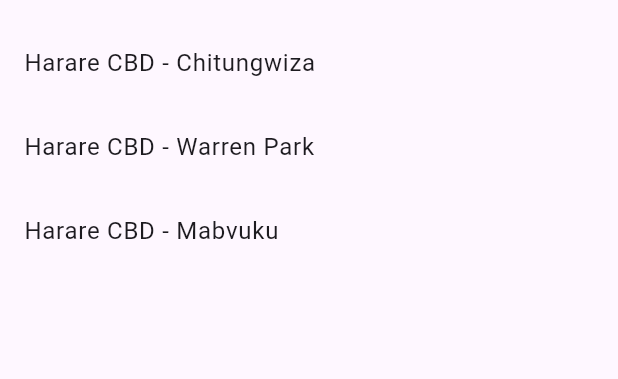
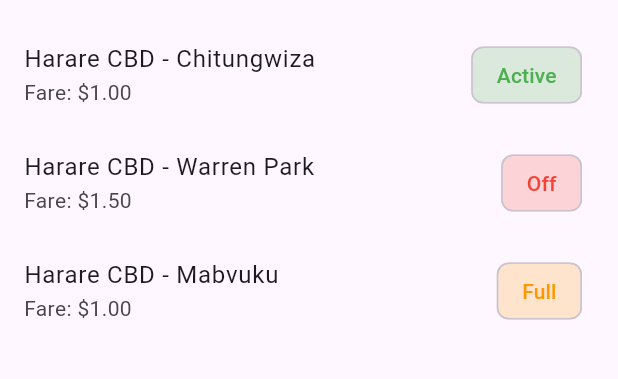
Before and after one commit to tinaishe-dr/Smart-TransitZW, a Flutter app: the screen it shows after launch, on a phone screen of 412 x 824 dp, the part 63-442 px from its top. Run offline on Flutter 3.47's test engine with Material 3 defaults, Android fonts, the phone set to English and light mode, and no system bars.

Commit message:
added sample routes, with a fare and status

```diff
--- a/lib/main.dart
+++ b/lib/main.dart
@@ -1,4 +1,5 @@
 import 'package:flutter/material.dart';
+import 'models/route_model.dart';
 
 void main() {
   runApp(const MyApp());
@@ -28,23 +29,68 @@ class RouteListScreen extends StatefulWidget {
 
 class _RouteListScreenState extends State<RouteListScreen> {
   // Step 1: fake data, just to see something on screen.
-  final List<String> routes = [
-    'Harare CBD - Chitungwiza',
-    'Harare CBD - Warren Park',
-    'Harare CBD - Mabvuku',
+  final List<TransitRoute> routes = [
+    TransitRoute(
+      name: 'Harare CBD - Chitungwiza',
+      fare: 1.00,
+      status: RouteStatus.active,
+    ),
+    TransitRoute(
+      name: 'Harare CBD - Warren Park',
+      fare: 1.50,
+      status: RouteStatus.off,
+    ),
+    TransitRoute(
+      name: 'Harare CBD - Mabvuku',
+      fare: 1.00,
+      status: RouteStatus.full,
+    ),
   ];
 
   @override
   Widget build(BuildContext context) {
     return Scaffold(
-      appBar: AppBar(
-        title: const Text('RouteWatch'),
-      ),
+      appBar: AppBar(title: const Text('RouteWatch')),
       body: ListView.builder(
         itemCount: routes.length,
         itemBuilder: (context, index) {
+          final route = routes[index];
+
+          // Step 1: decide a color based on status
+          Color statusColor;
+          String statusLabel;
+          switch (route.status) {
+            case RouteStatus.active:
+              statusColor = Colors.green;
+              statusLabel = 'Active';
+              break;
+            case RouteStatus.off:
+              statusColor = Colors.red;
+              statusLabel = 'Off';
+              break;
+            case RouteStatus.full:
+              statusColor = Colors.orange;
+              statusLabel = 'Full';
+              break;
+          }
+
           return ListTile(
-            title: Text(routes[index]),
+            title: Text(route.name),
+            subtitle: Text('Fare: \$${route.fare.toStringAsFixed(2)}'),
+            trailing: Chip(
+              label: Text(statusLabel),
+              backgroundColor: statusColor.withValues(alpha: 0.2),
+              labelStyle: TextStyle(color: statusColor),
+            ),
+            onTap: () {
+              setState(() {
+                routes[index] = TransitRoute(
+                  name: route.name,
+                  fare: route.fare,
+                  status: RouteStatus.full,
+                );
+              });
+            },
           );
         },
       ),
--- /dev/null
+++ b/lib/models/route_model.dart
@@ -0,0 +1,9 @@
+enum RouteStatus { active, off, full }
+
+class TransitRoute {
+  final String name;
+  final double fare;
+  final RouteStatus status;
+
+  TransitRoute({required this.name, required this.fare, required this.status});
+}
```
Also changed, not shown: pubspec.lock, 1 other file.
